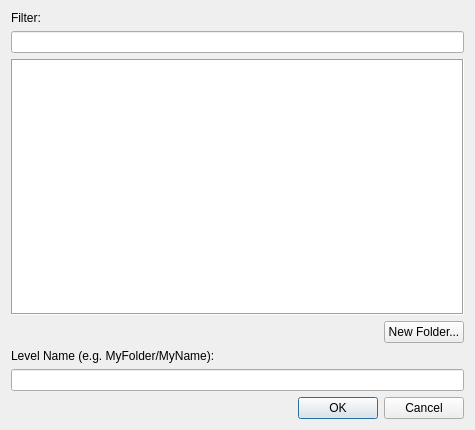
First picture: the form in Code/Editor/LevelFileDialog.ui, repository Zee2401/o3de, before the edit.
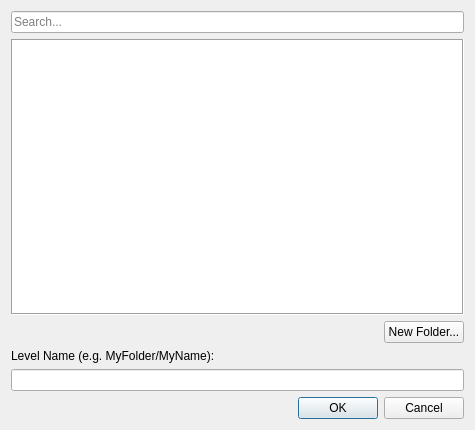
Second picture: the form after the edit.

Commit message:
Standardize search input in LevelFileDialog
- Removed redundant 'Filter:' label in LevelFileDialog.ui
- Added 'Search...' placeholder, clear button, and 'Search' accessibleName to filter input
- Applied AzQtComponents search style in LevelFileDialog.cpp constructor

```diff
--- a/Code/Editor/LevelFileDialog.ui
+++ b/Code/Editor/LevelFileDialog.ui
@@ -20,21 +20,20 @@
    <bool>true</bool>
   </property>
   <layout class="QVBoxLayout" name="verticalLayout">
-   <item>
-    <widget class="QLabel" name="filterLabel">
-     <property name="text">
-      <string>Filter:</string>
-     </property>
-     <property name="alignment">
-      <set>Qt::AlignLeading|Qt::AlignLeft|Qt::AlignTop</set>
-     </property>
-    </widget>
-   </item>
    <item>
     <widget class="QLineEdit" name="filterLineEdit">
      <property name="alignment">
       <set>Qt::AlignLeading|Qt::AlignLeft|Qt::AlignVCenter</set>
      </property>
+     <property name="placeholderText">
+      <string>Search...</string>
+     </property>
+     <property name="clearButtonEnabled">
+      <bool>true</bool>
+     </property>
+     <property name="accessibleName">
+      <string>Search</string>
+     </property>
     </widget>
    </item>
    <item>
```
The commit also changes 1 other file.
